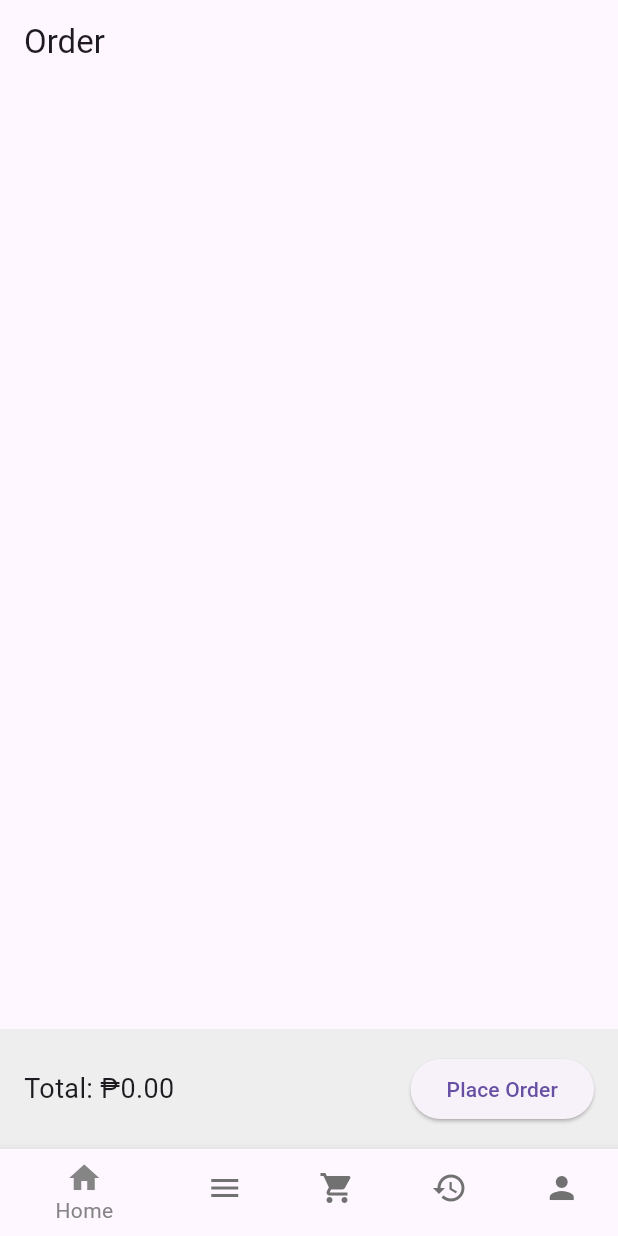
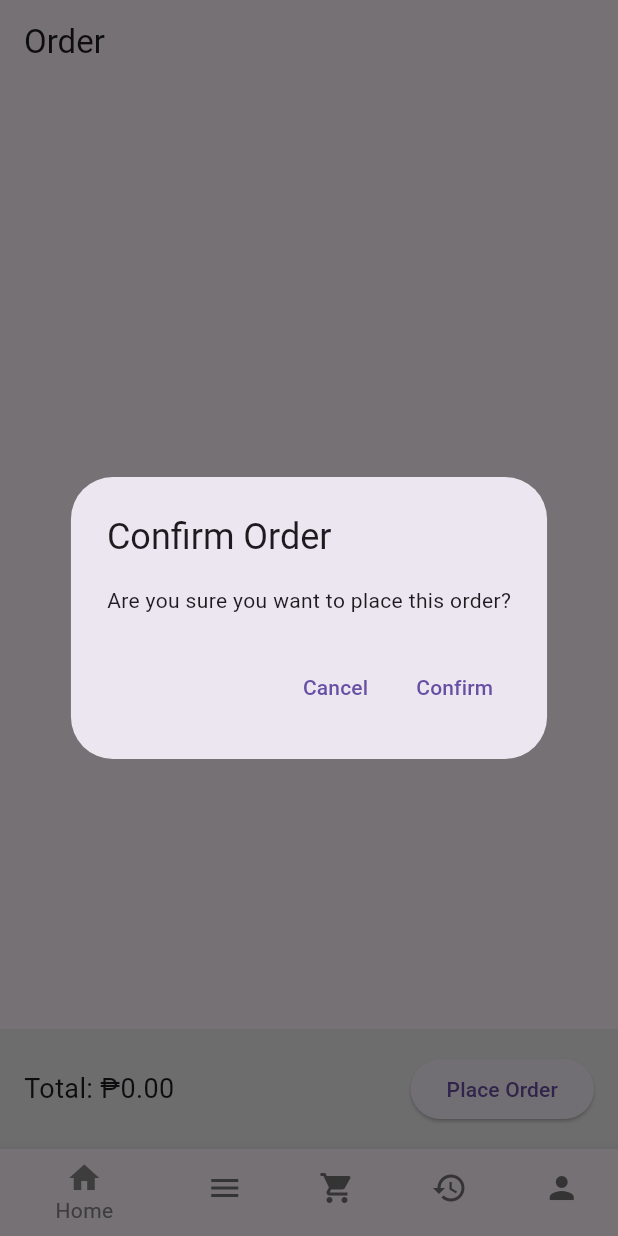
Before and after one commit to albertomarkallen/OneSync, a Flutter app: the screen it shows after launch, item 3 of the bottom bar chosen, after a tap on "Place Order", on a phone screen of 412 x 824 dp. Run offline on Flutter 3.47's test engine with Material 3 defaults, Android fonts, the phone set to English and light mode, and no system bars; our stand-ins replace cloud_firestore, firebase_core; accounts and stored records are empty.

```diff
--- a/lib/screens/order_screen.dart
+++ b/lib/screens/order_screen.dart
@@ -106,6 +106,79 @@ class _OrderScreenState extends State<OrderScreen> {
     return total.toInt();
   }
 
+  Future<void> _showConfirmationDialog() async {
+    return showDialog<void>(
+      context: context,
+      barrierDismissible: false, // User must tap button!
+      builder: (BuildContext context) {
+        return AlertDialog(
+          title: const Text('Confirm Order'),
+          content: SingleChildScrollView(
+            child: ListBody(
+              children: const <Widget>[
+                Text('Are you sure you want to place this order?'),
+              ],
+            ),
+          ),
+          actions: <Widget>[
+            TextButton(
+              child: const Text('Cancel'),
+              onPressed: () {
+                Navigator.of(context).pop(); // Close the dialog
+              },
+            ),
+            TextButton(
+              child: const Text('Confirm'),
+              onPressed: () {
+                Navigator.of(context).pop(); // Close the dialog
+                _submitOrder(); // Call function to submit order
+                Navigator.pushReplacement(
+                  context,
+                  MaterialPageRoute(
+                    builder: (context) =>
+                        OrderScreen(), // Navigate back to the same screen
+                  ),
+                );
+              },
+            ),
+          ],
+        );
+      },
+    );
+  }
+
+  Future<void> _submitOrder() async {
+    FirebaseFirestore db = FirebaseFirestore.instance;
+
+    // Fetch the last used transaction number from the database
+    DocumentSnapshot lastTransactionDoc =
+        await db.collection('Meta').doc('TransactionNumber').get();
+
+    int lastTransactionNumber = lastTransactionDoc.exists
+        ? lastTransactionDoc.get('number')
+        : 0; // If no document exists, start with 0
+
+    int nextTransactionNumber = lastTransactionNumber + 1;
+    String transactionId = 'Transaction$nextTransactionNumber';
+
+    Map<String, dynamic> orderData = {
+      'date': Timestamp.fromDate(DateTime.now()), // Adjust for GMT+8
+      'totalPrice': _calculateTotal(),
+    };
+
+    // Update the last used transaction number in the database
+    await db.collection('Meta').doc('TransactionNumber').set({
+      'number': nextTransactionNumber,
+    });
+
+    await db
+        .collection('Transactions')
+        .doc(transactionId)
+        .set(orderData)
+        .then((_) => print('Order successfully submitted!'))
+        .catchError((error) => print('Failed to submit order: $error'));
+  }
+
   @override
   Widget build(BuildContext context) {
     return Scaffold(
@@ -203,9 +276,7 @@ class _OrderScreenState extends State<OrderScreen> {
                         style: const TextStyle(fontSize: 18.0),
                       ),
                       ElevatedButton(
-                        onPressed: () {
-                          // Implement order submission logic
-                        },
+                        onPressed: _showConfirmationDialog,
                         child: const Text('Place Order'),
                       ),
                     ],
```
